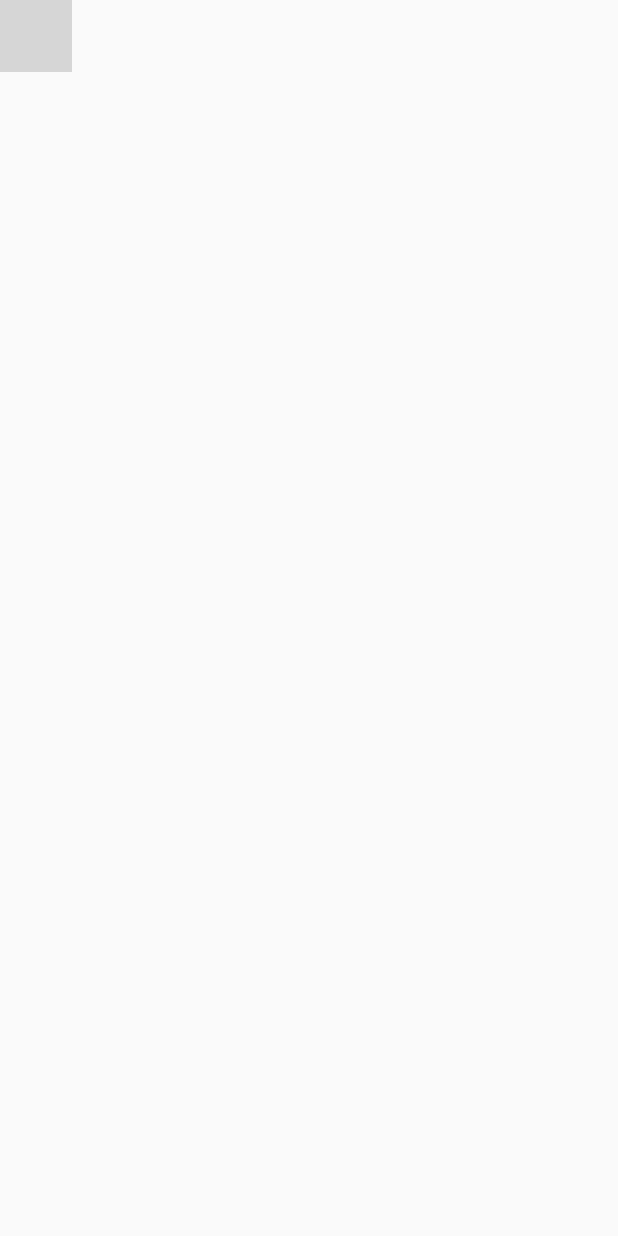
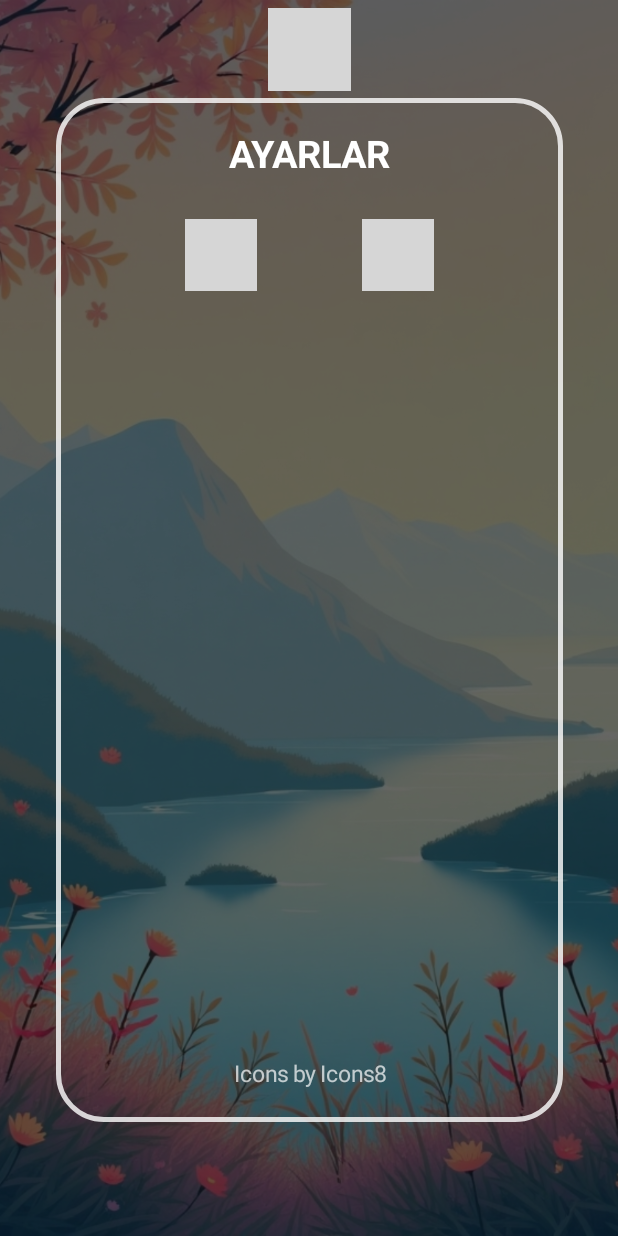
Before and after one commit to keremsenn/WordHuntApp-Android, an Android app built with Jetpack Compose: the SettingScreen screen opened through its navigation route, on a phone screen of 412 x 824 dp. Run offline under Robolectric (Android 15) with nearby library versions, the phone set to English and light mode, and no system bars; 2 statements that could not run were skipped; grey boxes are pictures that could not be loaded.

Commit message:
müzik ve ses açma kapam ayarları eklendi

```diff
--- a/app/src/main/java/com/keremsen/wordmaster/MainActivity.kt
+++ b/app/src/main/java/com/keremsen/wordmaster/MainActivity.kt
@@ -3,14 +3,22 @@ package com.keremsen.wordmaster
 import android.os.Bundle
 import androidx.activity.ComponentActivity
 import androidx.activity.compose.setContent
+import androidx.activity.viewModels
 import com.keremsen.wordmaster.navigation.AppNavigation
+import com.keremsen.wordmaster.viewmodel.MusicPlayerViewModel
+import com.keremsen.wordmaster.viewmodel.SettingsViewModel
 
 
 class MainActivity : ComponentActivity() {
+    private val settingsViewModel: SettingsViewModel by viewModels()
+    private val musicPlayerViewModel: MusicPlayerViewModel by viewModels()
+
     override fun onCreate(savedInstanceState: Bundle?) {
         super.onCreate(savedInstanceState)
+        lifecycle.addObserver(musicPlayerViewModel)
         setContent {
-            AppNavigation()
+            AppNavigation(settingsViewModel ,musicPlayerViewModel)
         }
+        musicPlayerViewModel.startMusic()
     }
 }
--- a/app/src/main/java/com/keremsen/wordmaster/navigation/AppNavigation.kt
+++ b/app/src/main/java/com/keremsen/wordmaster/navigation/AppNavigation.kt
@@ -8,10 +8,12 @@ import androidx.navigation.compose.rememberNavController
 import com.keremsen.wordmaster.view.MainScreen
 import com.keremsen.wordmaster.view.ProfileScreen
 import com.keremsen.wordmaster.view.SettingScreen
+import com.keremsen.wordmaster.viewmodel.MusicPlayerViewModel
+import com.keremsen.wordmaster.viewmodel.SettingsViewModel
 
 
 @Composable
-fun AppNavigation() {
+fun AppNavigation(settingsViewModel: SettingsViewModel,musicPlayerViewModel: MusicPlayerViewModel) {
     val navController = rememberNavController()
 
     NavHost(
@@ -21,17 +23,17 @@ fun AppNavigation() {
         composable(
             route = "MainScreen",
         ) {
-            MainScreen(navController = navController)
+            MainScreen(navController = navController,settingsViewModel,musicPlayerViewModel)
         }
 
         composable(
             route = "SettingScreen",
 
         ) {
-            SettingScreen(navController = navController)
+            SettingScreen(navController = navController,settingsViewModel,musicPlayerViewModel)
         }
         composable(route = "ProfileScreen"){
-            ProfileScreen(navController = navController)
+            ProfileScreen(navController = navController,settingsViewModel,musicPlayerViewModel)
         }
     }
 }
--- a/app/src/main/java/com/keremsen/wordmaster/view/MainScreen.kt
+++ b/app/src/main/java/com/keremsen/wordmaster/view/MainScreen.kt
@@ -1,35 +1,93 @@
 package com.keremsen.wordmaster.view
 
+import android.media.MediaPlayer
 import androidx.compose.animation.core.Animatable
+import androidx.compose.animation.core.EaseInOut
+import androidx.compose.animation.core.RepeatMode
+import androidx.compose.animation.core.animateFloat
+import androidx.compose.animation.core.infiniteRepeatable
+import androidx.compose.animation.core.rememberInfiniteTransition
 import androidx.compose.animation.core.tween
 import androidx.compose.foundation.Image
+import androidx.compose.foundation.background
 import androidx.compose.foundation.layout.*
+import androidx.compose.foundation.shape.CircleShape
 import androidx.compose.material3.*
 import androidx.compose.runtime.*
 import androidx.compose.ui.Alignment
 import androidx.compose.ui.Modifier
 import androidx.compose.ui.draw.alpha
+import androidx.compose.ui.draw.clip
+import androidx.compose.ui.draw.drawBehind
 import androidx.compose.ui.draw.scale
 import androidx.compose.ui.graphics.Color
 import androidx.compose.ui.layout.ContentScale
+import androidx.compose.ui.platform.LocalContext
 import androidx.compose.ui.res.painterResource
+import androidx.compose.ui.text.font.FontWeight
 import androidx.compose.ui.unit.dp
 import androidx.compose.ui.unit.sp
 import androidx.navigation.NavController
+import com.airbnb.lottie.compose.LottieAnimation
+import com.airbnb.lottie.compose.LottieCompositionSpec
+import com.airbnb.lottie.compose.LottieConstants
+import com.airbnb.lottie.compose.animateLottieCompositionAsState
+import com.airbnb.lottie.compose.rememberLottieComposition
 import com.keremsen.wordmaster.R
+import com.keremsen.wordmaster.viewmodel.MusicPlayerViewModel
+import com.keremsen.wordmaster.viewmodel.SettingsViewModel
 import kotlinx.coroutines.launch
 
 @Composable
-fun MainScreen(navController: NavController) {
+fun MainScreen(navController: NavController,settingsViewModel: SettingsViewModel,musicPlayerViewModel: MusicPlayerViewModel) {
+    val context = LocalContext.current
+
+    val isSoundOn = settingsViewModel.isSoundOn
+
+    val infiniteTransition = rememberInfiniteTransition(label = "pulse")
     // ANİMASYONLAR
-    val scale = remember { Animatable(0.1f) }
-    val alpha = remember { Animatable(0f) }
+    val composition by rememberLottieComposition(
+        spec = LottieCompositionSpec.RawRes(R.raw.birdanimation)
+    )
+    val progress by animateLottieCompositionAsState(
+        composition = composition,
+        iterations = LottieConstants.IterateForever
+    )
+
+    val scale = remember { Animatable(1f) }
+    val alpha = remember { Animatable(1f) }
     val coroutineScope = rememberCoroutineScope()
 
-    LaunchedEffect(Unit) {
-        scale.animateTo(1f, animationSpec = tween(300))
-        alpha.animateTo(1f, animationSpec = tween(300))
+    val mediaPlayer = remember {
+        MediaPlayer.create(context, R.raw.clikedsound)
     }
+    DisposableEffect(Unit) {
+        onDispose {
+            mediaPlayer.release()
+        }
+    }
+
+
+    val animatedRadius by infiniteTransition.animateFloat(
+        initialValue = 0f,
+        targetValue = 30f,
+        animationSpec = infiniteRepeatable(
+            animation = tween(durationMillis = 3000, easing = EaseInOut),
+            repeatMode = RepeatMode.Restart
+        ),
+        label = "radius"
+    )
+
+    val animatedAlpha by infiniteTransition.animateFloat(
+        initialValue = 0.3f,
+        targetValue = 0f,
+        animationSpec = infiniteRepeatable(
+            animation = tween(durationMillis = 3000, easing = EaseInOut),
+            repeatMode = RepeatMode.Restart
+        ),
+        label = "alpha"
+    )
+
 
     Surface(
         modifier = Modifier.fillMaxSize()
@@ -60,6 +118,9 @@ fun MainScreen(navController: NavController) {
                 IconButton(
                     onClick = {
                         coroutineScope.launch {
+                            if(isSoundOn)
+                                mediaPlayer.start()
+
                             scale.animateTo(0.1f, animationSpec = tween(300))
                             alpha.animateTo(0f, animationSpec = tween(300))
                             navController.navigate("ProfileScreen")
@@ -79,6 +140,9 @@ fun MainScreen(navController: NavController) {
                 IconButton(
                     onClick = {
                         coroutineScope.launch {
+                            if(isSoundOn)
+                                mediaPlayer.start()
+
                             scale.animateTo(0.1f, animationSpec = tween(300))
                             alpha.animateTo(0f, animationSpec = tween(300))
                             navController.navigate("SettingScreen")
@@ -94,6 +158,46 @@ fun MainScreen(navController: NavController) {
                     )
                 }
             }
+
+            Box(modifier = Modifier.fillMaxSize()) {
+                LottieAnimation(
+                    composition = composition,
+                    progress = { progress },
+                    modifier = Modifier.fillMaxSize()
+                )
+            }
+            Box(
+                modifier = Modifier
+                    .size(250.dp)
+                    .align(Alignment.Center)
+                    .drawBehind {
+                        // Glow efekti sabit opaklıkla
+                        drawCircle(
+                            color = Color.White.copy(alpha = animatedAlpha),
+                            radius = size.minDimension / 2 + animatedRadius,
+                            center = center,
+                        )
+                    }
+                    .clip(CircleShape)
+                    .background(Color.White.copy(alpha = 0f)),
+                contentAlignment = Alignment.Center
+            ) {
+                Column(horizontalAlignment = Alignment.CenterHorizontally) {
+                    Text(
+                        text = "Mevcut Bölüm",
+                        color = Color.White,
+                        fontSize = 24.sp,
+                        fontWeight = FontWeight.SemiBold
+                    )
+                    Text(
+                        text = "0",
+                        color = Color.White,
+                        fontSize = 38.sp,
+                        fontWeight = FontWeight.Bold
+                    )
+                }
+            }
+
 
             // BAŞLA butonu
             Button(
@@ -112,7 +216,7 @@ fun MainScreen(navController: NavController) {
                 Text(
                     text = "BAŞLA",
                     fontSize = 20.sp,
-                    fontWeight = androidx.compose.ui.text.font.FontWeight.Bold
+                    fontWeight = FontWeight.Bold
                 )
             }
         }
--- /dev/null
+++ b/app/src/main/java/com/keremsen/wordmaster/view/SettingScreen.kt
@@ -0,0 +1,266 @@
+package com.keremsen.wordmaster.view
+
+
+import android.content.Intent
+import android.media.MediaPlayer
+import android.net.Uri
+import androidx.activity.compose.BackHandler
+import androidx.compose.animation.core.FastOutSlowInEasing
+import androidx.compose.animation.core.animateFloatAsState
+import androidx.compose.animation.core.tween
+import androidx.compose.foundation.Image
+import androidx.compose.foundation.background
+import androidx.compose.foundation.border
+import androidx.compose.foundation.clickable
+import androidx.compose.foundation.layout.Arrangement
+import androidx.compose.foundation.layout.Box
+import androidx.compose.foundation.layout.Column
+import androidx.compose.foundation.layout.Row
+import androidx.compose.foundation.layout.Spacer
+import androidx.compose.foundation.layout.fillMaxHeight
+import androidx.compose.foundation.layout.fillMaxSize
+import androidx.compose.foundation.layout.fillMaxWidth
+import androidx.compose.foundation.layout.height
+import androidx.compose.foundation.layout.padding
+import androidx.compose.foundation.layout.size
+import androidx.compose.foundation.layout.wrapContentWidth
+import androidx.compose.foundation.shape.CircleShape
+import androidx.compose.foundation.shape.RoundedCornerShape
+import androidx.compose.material3.IconButton
+import androidx.compose.material3.Surface
+import androidx.compose.material3.Text
+import androidx.compose.runtime.Composable
+import androidx.compose.runtime.DisposableEffect
+import androidx.compose.runtime.LaunchedEffect
+import androidx.compose.runtime.getValue
+import androidx.compose.runtime.mutableStateOf
+import androidx.compose.runtime.remember
+import androidx.compose.runtime.rememberCoroutineScope
+import androidx.compose.runtime.setValue
+import androidx.compose.ui.Alignment
+import androidx.compose.ui.Modifier
+import androidx.compose.ui.draw.clip
+import androidx.compose.ui.graphics.Color
+import androidx.compose.ui.graphics.graphicsLayer
+import androidx.compose.ui.layout.ContentScale
+import androidx.compose.ui.platform.LocalContext
+import androidx.compose.ui.res.colorResource
+import androidx.compose.ui.res.painterResource
+import androidx.compose.ui.text.font.FontWeight
+import androidx.compose.ui.unit.dp
+import androidx.compose.ui.unit.sp
+import androidx.navigation.NavController
+import com.keremsen.wordmaster.R
+import com.keremsen.wordmaster.viewmodel.MusicPlayerViewModel
+import com.keremsen.wordmaster.viewmodel.SettingsViewModel
+import kotlinx.coroutines.delay
+import kotlinx.coroutines.launch
+
+
+@Composable
+fun SettingScreen(navController: NavController, settingsViewModel: SettingsViewModel,musicPlayerViewModel: MusicPlayerViewModel) {
+    val context = LocalContext.current
+
+    val isSoundOn = settingsViewModel.isSoundOn
+    val isMusicOn = musicPlayerViewModel.isMusicOn.value
+
+    val coroutineScope = rememberCoroutineScope()
+    val mediaPlayer = remember { MediaPlayer.create(context, R.raw.clikedsound) }
+
+    // Animasyon durumu
+    var visible by remember { mutableStateOf(false) }
+
+    val offsetY = animateFloatAsState(
+        targetValue = if (visible) 0f else 1000f,
+        animationSpec = tween(durationMillis = 300, easing = FastOutSlowInEasing)
+    ).value
+
+    val alpha = animateFloatAsState(
+        targetValue = if (visible) 1f else 0f,
+        animationSpec = tween(durationMillis = 300)
+    ).value
+
+
+    fun handleBack() {
+        coroutineScope.launch {
+            visible = false
+            delay(200)
+            navController.popBackStack()
+        }
+    }
+
+    BackHandler {
+        handleBack()
+    }
+
+    DisposableEffect(Unit) {
+        visible = true
+        onDispose {
+            mediaPlayer.release()
+            visible = false
+        }
+    }
+
+    Surface(modifier = Modifier.fillMaxSize()) {
+        Image(
+            painter = painterResource(id = R.drawable.background),
+            contentDescription = "Arka Plan Resmi",
+            contentScale = ContentScale.Crop,
+            modifier = Modifier.fillMaxSize()
+        )
+
+        Column(
+            modifier = Modifier
+                .fillMaxSize()
+                .background(Color.Black.copy(alpha = 0.6f))
+        ) {
+            Row(
+                modifier = Modifier
+                    .fillMaxWidth()
+                    .height(65.dp)
+                    .graphicsLayer {
+                        translationY = offsetY
+                        this.alpha = alpha
+                    },
+                horizontalArrangement = Arrangement.Center,
+                verticalAlignment = Alignment.CenterVertically
+            ) {
+                IconButton(
+                    onClick = {
+                        coroutineScope.launch {
+                            if (isSoundOn)
+                                mediaPlayer.start()
+                            visible = false
+                            delay(200)
+                            navController.navigate("MainScreen") {
+                                popUpTo("SettingScreen") { inclusive = true }
+                            }
+                        }
+                    },
+                    modifier = Modifier.size(55.dp)
+                ) {
+                    Image(
+                        painter = painterResource(id = R.drawable.cancel),
+                        contentDescription = "Profile",
+                        contentScale = ContentScale.Fit,
+                        modifier = Modifier.size(55.dp)
+                    )
+                }
+            }
+            Box(
+                modifier = Modifier
+                    .fillMaxSize()
+                    .graphicsLayer {
+                        translationY = offsetY
+                        this.alpha = alpha
+                    },
+                contentAlignment = Alignment.TopCenter
+            ) {
+
+                Column(
+                    modifier = Modifier
+                        .fillMaxWidth(0.82f)
+                        .fillMaxHeight(0.90f)
+                        .border(3.dp, Color.White.copy(0.8f), RoundedCornerShape(32.dp))
+                        .padding(15.dp),
+                ) {
+                    Row(
+                        modifier = Modifier
+                            .fillMaxWidth()
+                            .padding(bottom = 20.dp),
+                        horizontalArrangement = Arrangement.Center
+                    ) {
+                        Text(
+                            text = "AYARLAR",
+                            fontSize = 25.sp,
+                            fontWeight = FontWeight.Bold,
+                            color = Color.White,
+                            modifier = Modifier
+                                .fillMaxWidth()
+                                .padding(8.dp)
+                                .wrapContentWidth(Alignment.CenterHorizontally)
+                        )
+                    }
+                    Row(
+                        modifier = Modifier
+                            .fillMaxWidth(),
+                        horizontalArrangement = Arrangement.SpaceEvenly
+                    ) {
+                        //music
+                        Box(
+                            modifier = Modifier
+                                .size(80.dp)
+                                .clip(CircleShape)
+                                .background(if (isMusicOn) colorResource(R.color.Green) else Color.Transparent)
+                                .border(
+                                    2.dp,
+                                    if (isMusicOn) colorResource(R.color.DarkGreen) else Color.White,
+                                    CircleShape
+                                )
+                                .clickable {
+                                    if (isSoundOn) mediaPlayer.start()
+
+                                    if(isMusicOn)
+                                    musicPlayerViewModel.stopMusic() else musicPlayerViewModel.startMusic()
+                                },
+                            contentAlignment = Alignment.Center
+                        ) {
+                            Image(
+                                painter = painterResource(id = if (isMusicOn) R.drawable.music else R.drawable.nomusic),
+                                contentDescription = "audio",
+                                contentScale = ContentScale.Crop,
+                                modifier = Modifier.size(35.dp)
+                            )
+                        }
+                        //sound
+                        Box(
+                            modifier = Modifier
+                                .size(80.dp)
+                                .clip(CircleShape)
+                                .background(if (isSoundOn) colorResource(R.color.Green) else Color.Transparent)
+                                .border(
+                                    2.dp,
+                                    if (isSoundOn) colorResource(R.color.DarkGreen) else Color.White,
+                                    CircleShape
+                                )
+                                .clickable {
+                                    if (!isSoundOn) mediaPlayer.start()
+                                    settingsViewModel.toggleSound()
+                                },
+                            contentAlignment = Alignment.Center
+                        ) {
+                            Image(
+                                painter = painterResource(id = if (isSoundOn) R.drawable.audio else R.drawable.noaudio),
+                                contentDescription = "audio",
+                                contentScale = ContentScale.Crop,
+                                modifier = Modifier.size(35.dp)
+                            )
+                        }
+                    }
+                    Spacer(modifier = Modifier.weight(1f))
+                    Row (
+                        modifier = Modifier.fillMaxWidth(),
+                        horizontalArrangement = Arrangement.Center
+                    ){
+                        Text(
+                            text = "Icons by Icons8",
+                            fontSize = 15.sp,
+                            color = Color.White.copy(alpha = 0.7f),
+                            modifier = Modifier
+                                .padding(8.dp)
+                                .clickable {
+                                    val intent =
+                                        Intent(Intent.ACTION_VIEW, Uri.parse("https://icons8.com"))
+                                    context.startActivity(intent)
+                                }
+                        )
+                    }
+
+
+                }
+
+
+            }
+        }
+    }
+}
--- /dev/null
+++ b/app/src/main/java/com/keremsen/wordmaster/viewmodel/MusicPlayerViewModel.kt
@@ -0,0 +1,65 @@
+package com.keremsen.wordmaster.viewmodel
+import android.app.Application
+import android.media.MediaPlayer
+import androidx.compose.runtime.mutableStateOf
+import androidx.lifecycle.AndroidViewModel
+import androidx.compose.runtime.State
+import androidx.lifecycle.Lifecycle
+import androidx.lifecycle.LifecycleEventObserver
+import androidx.lifecycle.LifecycleOwner
+import com.keremsen.wordmaster.R
+
+class MusicPlayerViewModel(application: Application) : AndroidViewModel(application), LifecycleEventObserver {
+
+    private val _mediaPlayer: MediaPlayer = MediaPlayer.create(getApplication(), R.raw.naturevoice)
+    private val _isMusicOn = mutableStateOf(true)
+    val isMusicOn: State<Boolean> = _isMusicOn
+
+    init {
+        _mediaPlayer.setOnCompletionListener {
+            it.seekTo(0)
+            it.start()
+        }
+    }
+
+    // Doğru override işareti ve fonksiyon imzası
+    override fun onStateChanged(source: LifecycleOwner, event: Lifecycle.Event) {
+        when (event) {
+            Lifecycle.Event.ON_PAUSE -> pauseMusic()
+            Lifecycle.Event.ON_DESTROY -> releasePlayer()
+            Lifecycle.Event.ON_START -> if(isMusicOn.value) startMusic()
+            else -> Unit
+        }
+    }
+
+    private fun pauseMusic() {
+        if (_mediaPlayer.isPlaying) {
+            _mediaPlayer.pause()
+
+        }
+    }
+
+    private fun releasePlayer() {
+        _mediaPlayer.release()
+    }
+
+    fun startMusic() {
+        if (!_mediaPlayer.isPlaying) {
+            _mediaPlayer.start()
+            _isMusicOn.value = true
+        }
+    }
+
+    fun stopMusic() {
+        if (_mediaPlayer.isPlaying) {
+            _mediaPlayer.pause()
+            _isMusicOn.value = false
+        }else _isMusicOn.value = false
+    }
+
+
+    override fun onCleared() {
+        _mediaPlayer.release()
+        super.onCleared()
+    }
+}
--- a/app/src/main/java/com/keremsen/wordmaster/viewmodel/SettingsViewModel.kt
+++ b/app/src/main/java/com/keremsen/wordmaster/viewmodel/SettingsViewModel.kt
@@ -6,15 +6,17 @@ import androidx.compose.runtime.setValue
 import androidx.lifecycle.ViewModel
 
 
-class SettingsViewModel : ViewModel() {
-    var isSoundOn by mutableStateOf(true)
+class SettingsViewModel() : ViewModel() {
+
+
+    var isSoundOn by mutableStateOf( true)
         private set
+
+
 
     fun toggleSound() {
         isSoundOn = !isSoundOn
     }
 
-    fun setSound(on: Boolean) {
-        isSoundOn = on
-    }
+
 }
```
